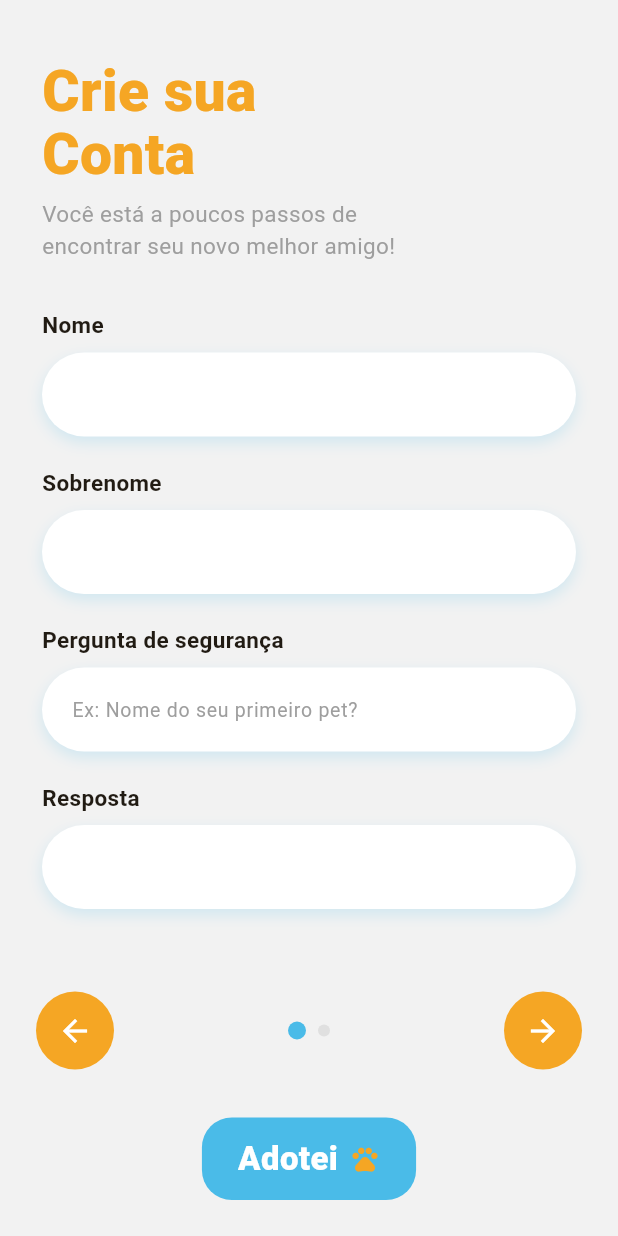
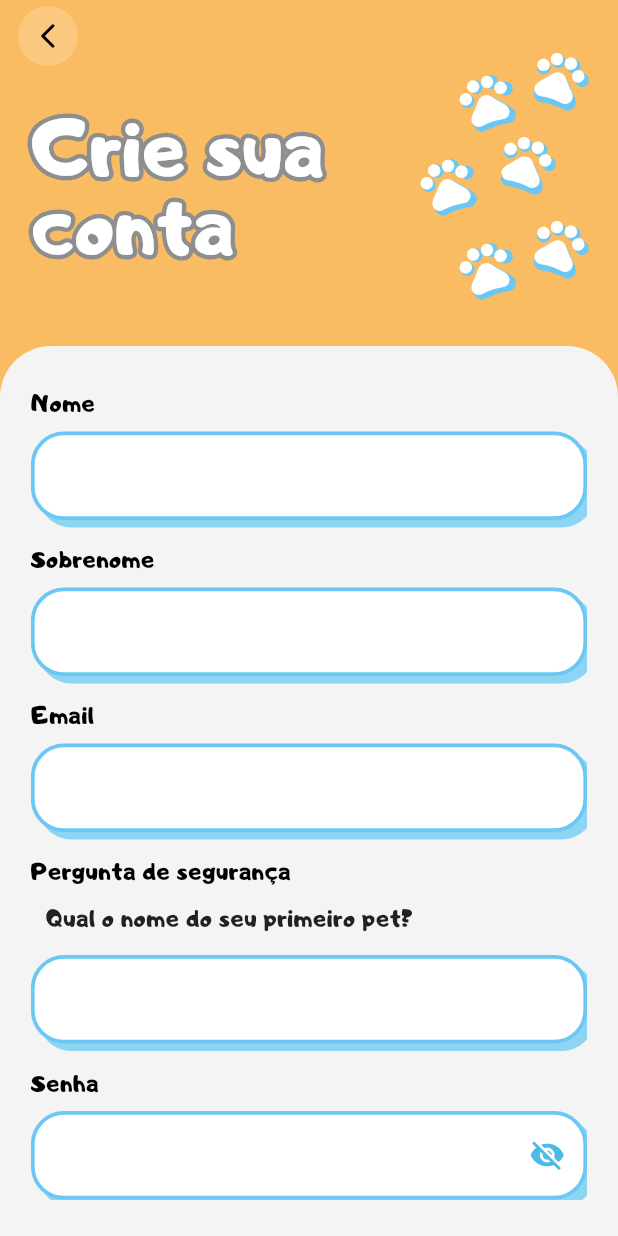
Before and after one commit to rigelsss/adoteiapp_fullstack_codex, a Flutter app: the screen it shows after launch, after a tap on "Criar conta", on a phone screen of 412 x 824 dp. Run offline on Flutter 3.47's test engine with Material 3 defaults, Android fonts, the phone set to English and light mode, and no system bars; our stand-ins replace go_router, shared_preferences; accounts and stored records are empty.

Commit message:
fix: ajuste no design da tela de cadastro

```diff
--- a/frontend/adotei_app/lib/screens/register_screen.dart
+++ b/frontend/adotei_app/lib/screens/register_screen.dart
@@ -1,6 +1,7 @@
 import 'package:flutter/material.dart';
 import 'package:go_router/go_router.dart';
 import 'package:provider/provider.dart';
+
 import '../core/constants.dart';
 import '../providers/auth_provider.dart';
 
@@ -12,16 +13,11 @@ class RegisterScreen extends StatefulWidget {
 }
 
 class _RegisterScreenState extends State<RegisterScreen> {
-  final _pageCtrl = PageController();
-  int _page = 0;
+  static const _perguntaSeguranca = 'Qual o nome do seu primeiro pet?';
 
-  // Step 1
   final _nomeCtrl = TextEditingController();
   final _sobrenomeCtrl = TextEditingController();
-  final _perguntaCtrl = TextEditingController();
   final _respostaCtrl = TextEditingController();
-
-  // Step 2
   final _emailCtrl = TextEditingController();
   final _senhaCtrl = TextEditingController();
   final _confirmarCtrl = TextEditingController();
@@ -32,10 +28,8 @@ class _RegisterScreenState extends State<RegisterScreen> {
 
   @override
   void dispose() {
-    _pageCtrl.dispose();
     _nomeCtrl.dispose();
     _sobrenomeCtrl.dispose();
-    _perguntaCtrl.dispose();
     _respostaCtrl.dispose();
     _emailCtrl.dispose();
     _senhaCtrl.dispose();
@@ -43,29 +37,22 @@ class _RegisterScreenState extends State<RegisterScreen> {
     super.dispose();
   }
 
-  void _irParaStep2() {
+  Future<void> _cadastrar() async {
     if (_nomeCtrl.text.trim().isEmpty ||
         _sobrenomeCtrl.text.trim().isEmpty ||
-        _perguntaCtrl.text.trim().isEmpty ||
-        _respostaCtrl.text.trim().isEmpty) {
-      _showError('Preencha todos os campos');
-      return;
-    }
-    _pageCtrl.nextPage(duration: const Duration(milliseconds: 300), curve: Curves.easeInOut);
-    setState(() => _page = 1);
-  }
-
-  Future<void> _cadastrar() async {
-    if (_emailCtrl.text.trim().isEmpty ||
+        _respostaCtrl.text.trim().isEmpty ||
+        _emailCtrl.text.trim().isEmpty ||
         _senhaCtrl.text.isEmpty ||
         _confirmarCtrl.text.isEmpty) {
       _showError('Preencha todos os campos');
       return;
     }
+
     if (_senhaCtrl.text != _confirmarCtrl.text) {
       _showError('As senhas não coincidem');
       return;
     }
+
     setState(() => _loading = true);
     try {
       await context.read<AuthProvider>().register(
@@ -73,7 +60,7 @@ class _RegisterScreenState extends State<RegisterScreen> {
             sobrenome: _sobrenomeCtrl.text.trim(),
             email: _emailCtrl.text.trim(),
             senha: _senhaCtrl.text,
-            perguntaSeguranca: _perguntaCtrl.text.trim(),
+            perguntaSeguranca: _perguntaSeguranca,
             respostaSeguranca: _respostaCtrl.text.trim(),
           );
       if (mounted) context.go('/home');
@@ -90,171 +77,218 @@ class _RegisterScreenState extends State<RegisterScreen> {
     );
   }
 
+  void _voltarParaLogin() {
+    context.go('/login');
+  }
+
   @override
   Widget build(BuildContext context) {
     return PopScope(
-      canPop: _page == 0,
+      canPop: false,
       onPopInvokedWithResult: (didPop, _) {
-        if (!didPop && _page == 1) {
-          _pageCtrl.previousPage(
-            duration: const Duration(milliseconds: 300),
-            curve: Curves.easeInOut,
-          );
-          setState(() => _page = 0);
-        }
+        if (!didPop) _voltarParaLogin();
       },
       child: Scaffold(
-      backgroundColor: AppColors.background,
-      body: SafeArea(
-        child: Column(
+        backgroundColor: const Color(0xFFF9BC62),
+        body: LayoutBuilder(
+          builder: (context, constraints) {
+            final width = constraints.maxWidth;
+            final height = constraints.maxHeight;
+            final topInset = MediaQuery.of(context).padding.top;
+
+            return Stack(
               children: [
-            // Conteúdo em páginas
-            Expanded(
-              child: PageView(
-                controller: _pageCtrl,
-                physics: const NeverScrollableScrollPhysics(),
-                children: [_buildStep1(), _buildStep2()],
+                Positioned(
+                  top: 0,
+                  left: 0,
+                  right: 0,
+                  child: _RegisterTopBar(
+                    topInset: topInset,
+                    onBack: _voltarParaLogin,
                   ),
                 ),
-            // Navegação
-            Padding(
-              padding: const EdgeInsets.fromLTRB(24, 0, 24, 32),
-              child: Row(
-                mainAxisAlignment: MainAxisAlignment.spaceBetween,
+                Positioned(
+                  top: topInset + 36,
+                  left: width * 0.05,
+                  right: width * 0.05,
+                  child: const _RegisterHero(),
+                ),
+                Positioned(
+                  left: 0,
+                  right: 0,
+                  bottom: 0,
+                  child: Container(
+                    height: height * 0.72,
+                    padding: EdgeInsets.fromLTRB(
+                      width * 0.05,
+                      26,
+                      width * 0.05,
+                      24,
+                    ),
+                    decoration: const BoxDecoration(
+                      color: Color(0xFFF4F4F4),
+                      borderRadius: BorderRadius.vertical(top: Radius.circular(34)),
+                    ),
+                    child: SingleChildScrollView(
+                      child: Column(
+                        crossAxisAlignment: CrossAxisAlignment.start,
                         children: [
-                  _NavButton(
-                    icon: Icons.arrow_back,
-                    onTap: _page == 0
-                        ? () => context.go('/login')
-                        : () {
-                            _pageCtrl.previousPage(
-                                duration: const Duration(milliseconds: 300),
-                                curve: Curves.easeInOut);
-                            setState(() => _page = 0);
+                          const _FieldLabel('Nome'),
+                          const SizedBox(height: 8),
+                          _InputField(controller: _nomeCtrl),
+                          const SizedBox(height: 14),
+                          const _FieldLabel('Sobrenome'),
+                          const SizedBox(height: 8),
+                          _InputField(controller: _sobrenomeCtrl),
+                          const SizedBox(height: 14),
+                          const _FieldLabel('Email'),
+                          const SizedBox(height: 8),
+                          _InputField(
+                            controller: _emailCtrl,
+                            keyboardType: TextInputType.emailAddress,
+                          ),
+                          const SizedBox(height: 14),
+                          const _FieldLabel('Pergunta de segurança'),
+                          const SizedBox(height: 8),
+                          const Padding(
+                            padding: EdgeInsets.only(left: 10),
+                            child: Text(
+                              _perguntaSeguranca,
+                              style: TextStyle(
+                                fontFamily: 'AdigianaUI',
+                                fontSize: 16,
+                                color: Colors.black87,
+                              ),
+                            ),
+                          ),
+                          const SizedBox(height: 14),
+                          _InputField(controller: _respostaCtrl),
+                          const SizedBox(height: 14),
+                          const _FieldLabel('Senha'),
+                          const SizedBox(height: 8),
+                          _InputField(
+                            controller: _senhaCtrl,
+                            obscureText: _obscureSenha,
+                            suffixIcon: IconButton(
+                              icon: Icon(
+                                _obscureSenha ? Icons.visibility_off : Icons.visibility,
+                                color: AppColors.blue,
+                              ),
+                              onPressed: () {
+                                setState(() => _obscureSenha = !_obscureSenha);
                               },
                             ),
-                  // Dots
-                  Row(
-                    children: List.generate(2, (i) => _Dot(active: _page == i)),
                           ),
-                  _page == 0
-                      ? _NavButton(icon: Icons.arrow_forward, onTap: _irParaStep2)
-                      : _NavButton(
-                          icon: _loading ? null : Icons.check,
-                          onTap: _loading ? () {} : _cadastrar,
+                          const SizedBox(height: 14),
+                          const _FieldLabel('Confirmar senha'),
+                          const SizedBox(height: 8),
+                          _InputField(
+                            controller: _confirmarCtrl,
+                            obscureText: _obscureConfirmar,
+                            suffixIcon: IconButton(
+                              icon: Icon(
+                                _obscureConfirmar ? Icons.visibility_off : Icons.visibility,
+                                color: AppColors.blue,
+                              ),
+                              onPressed: () {
+                                setState(() => _obscureConfirmar = !_obscureConfirmar);
+                              },
+                            ),
+                          ),
+                          const SizedBox(height: 22),
+                          _PrimaryActionButton(
+                            label: 'Criar conta',
+                            onPressed: _loading ? null : _cadastrar,
                             loading: _loading,
                           ),
-                ],
-              ),
-            ),
-            // Logo rodapé
-            Padding(
-              padding: const EdgeInsets.only(bottom: 24),
-              child: Container(
-                padding: const EdgeInsets.symmetric(horizontal: 24, vertical: 12),
-                decoration: BoxDecoration(
-                  color: AppColors.blue,
-                  borderRadius: BorderRadius.circular(20),
-                ),
-                child: Row(
-                  mainAxisSize: MainAxisSize.min,
-                  children: const [
-                    Text('Adotei',
-                        style: TextStyle(
-                            color: Colors.white,
-                            fontWeight: FontWeight.w900,
-                            fontSize: 22)),
-                    SizedBox(width: 8),
-                    Icon(Icons.pets, color: AppColors.orange, size: 20),
+                          const SizedBox(height: 14),
                         ],
                       ),
                     ),
                   ),
+                ),
               ],
+            );
+          },
         ),
-      ),
-    ),   // Scaffold
-    );   // PopScope
-  }
-
-  Widget _buildStep1() {
-    return SingleChildScrollView(
-      padding: const EdgeInsets.fromLTRB(28, 40, 28, 24),
-      child: Column(
-        crossAxisAlignment: CrossAxisAlignment.start,
-        children: [
-          const Text(
-            'Crie sua\nConta',
-            style: TextStyle(
-              fontSize: 38,
-              fontWeight: FontWeight.w900,
-              color: AppColors.orange,
-              height: 1.1,
-            ),
-          ),
-          const SizedBox(height: 8),
-          const Text(
-            'Você está a poucos passos de\nencontrar seu novo melhor amigo!',
-            style: TextStyle(color: Colors.grey, fontSize: 15),
-          ),
-          const SizedBox(height: 32),
-          _Label('Nome'),
-          _Field(controller: _nomeCtrl),
-          const SizedBox(height: 20),
-          _Label('Sobrenome'),
-          _Field(controller: _sobrenomeCtrl),
-          const SizedBox(height: 20),
-          _Label('Pergunta de segurança'),
-          _Field(
-            controller: _perguntaCtrl,
-            hint: 'Ex: Nome do seu primeiro pet?',
-          ),
-          const SizedBox(height: 20),
-          _Label('Resposta'),
-          _Field(controller: _respostaCtrl),
-        ],
       ),
     );
   }
+}
 
-  Widget _buildStep2() {
-    return SingleChildScrollView(
-      padding: const EdgeInsets.fromLTRB(28, 40, 28, 24),
-      child: Column(
-        crossAxisAlignment: CrossAxisAlignment.start,
-        children: [
-          const Text(
-            'Crie sua\nConta',
-            style: TextStyle(
-              fontSize: 38,
-              fontWeight: FontWeight.w900,
-              color: AppColors.orange,
-              height: 1.1,
+class _RegisterTopBar extends StatelessWidget {
+  final double topInset;
+  final VoidCallback onBack;
+
+  const _RegisterTopBar({
+    required this.topInset,
+    required this.onBack,
+  });
+
+  @override
+  Widget build(BuildContext context) {
+    return Padding(
+      padding: EdgeInsets.fromLTRB(12, topInset + 4, 12, 0),
+      child: Align(
+        alignment: Alignment.centerLeft,
+        child: Material(
+          color: Colors.transparent,
+          child: InkWell(
+            onTap: onBack,
+            borderRadius: BorderRadius.circular(999),
+            child: Container(
+              width: 40,
+              height: 40,
+              decoration: BoxDecoration(
+                color: Colors.white.withValues(alpha: 0.18),
+                borderRadius: BorderRadius.circular(999),
+              ),
+              child: const Icon(
+                Icons.arrow_back_ios_new_rounded,
+                color: Colors.black,
+                size: 20,
               ),
             ),
-          const SizedBox(height: 32),
-          _Label('Email'),
-          _Field(controller: _emailCtrl, keyboardType: TextInputType.emailAddress),
-          const SizedBox(height: 20),
-          _Label('Senha'),
-          _Field(
-            controller: _senhaCtrl,
-            obscureText: _obscureSenha,
-            suffixIcon: IconButton(
-              icon: Icon(_obscureSenha ? Icons.visibility_off : Icons.visibility,
-                  color: AppColors.blue),
-              onPressed: () => setState(() => _obscureSenha = !_obscureSenha),
           ),
         ),
-          const SizedBox(height: 20),
-          _Label('Confirmar senha'),
-          _Field(
-            controller: _confirmarCtrl,
-            obscureText: _obscureConfirmar,
-            suffixIcon: IconButton(
-              icon: Icon(_obscureConfirmar ? Icons.visibility_off : Icons.visibility,
-                  color: AppColors.blue),
-              onPressed: () => setState(() => _obscureConfirmar = !_obscureConfirmar),
+      ),
+    );
+  }
+}
+
+class _RegisterHero extends StatelessWidget {
+  const _RegisterHero();
+
+  @override
+  Widget build(BuildContext context) {
+    return SizedBox(
+      height: 210,
+      child: Stack(
+        clipBehavior: Clip.none,
+        children: [
+          const Align(
+            alignment: Alignment.topLeft,
+            child: Padding(
+              padding: EdgeInsets.only(top: 36),
+              child: _OutlinedHeading(text: 'Crie sua\nconta'),
+            ),
+          ),
+          Positioned(
+            top: -4,
+            right: -4,
+            child: SizedBox(
+              width: 190,
+              height: 210,
+              child: Stack(
+                children: const [
+                  _PawPrint(top: 0, right: 0, size: 43, angle: 0.32),
+                  _PawPrint(top: 14, right: 48, size: 43, angle: -0.32),
+                  _PawPrint(top: 56, right: 22, size: 43, angle: 0.32),
+                  _PawPrint(top: 70, right: 74, size: 43, angle: -0.32),
+                  _PawPrint(top: 112, right: 0, size: 43, angle: 0.32),
+                  _PawPrint(top: 126, right: 48, size: 43, angle: -0.32),
+                ],
+              ),
             ),
           ),
         ],
@@ -263,32 +297,68 @@ class _RegisterScreenState extends State<RegisterScreen> {
   }
 }
 
-// ── Widgets locais ──────────────────────────────────────────────────────────
+class _OutlinedHeading extends StatelessWidget {
+  final String text;
 
-class _Label extends StatelessWidget {
-  final String text;
-  const _Label(this.text);
+  const _OutlinedHeading({required this.text});
 
   @override
-  Widget build(BuildContext context) => Padding(
-        padding: const EdgeInsets.only(bottom: 8),
-        child: Text(text, style: const TextStyle(fontWeight: FontWeight.bold, fontSize: 15)),
+  Widget build(BuildContext context) {
+    const style = TextStyle(
+      fontFamily: 'AdigianaUI',
+      fontSize: 52,
+      fontWeight: FontWeight.w400,
+      height: 1.0,
+      color: Colors.white,
+    );
+
+    return Stack(
+      children: [
+        Text(
+          text,
+          style: style.copyWith(
+            foreground: Paint()
+              ..style = PaintingStyle.stroke
+              ..strokeWidth = 6
+              ..color = const Color(0xFF8E8E8E),
+          ),
+        ),
+        Text(text, style: style),
+      ],
     );
   }
+}
 
-class _Field extends StatelessWidget {
+class _FieldLabel extends StatelessWidget {
+  final String text;
+
+  const _FieldLabel(this.text);
+
+  @override
+  Widget build(BuildContext context) {
+    return Text(
+      text,
+      style: const TextStyle(
+        fontFamily: 'AdigianaUI',
+        fontSize: 16,
+        fontWeight: FontWeight.normal,
+        color: Colors.black,
+      ),
+    );
+  }
+}
+
+class _InputField extends StatelessWidget {
   final TextEditingController controller;
   final bool obscureText;
   final TextInputType? keyboardType;
   final Widget? suffixIcon;
-  final String? hint;
 
-  const _Field({
+  const _InputField({
     required this.controller,
     this.obscureText = false,
     this.keyboardType,
     this.suffixIcon,
-    this.hint,
   });
 
   @override
@@ -296,12 +366,13 @@ class _Field extends StatelessWidget {
     return Container(
       decoration: BoxDecoration(
         color: Colors.white,
-        borderRadius: BorderRadius.circular(30),
-        boxShadow: [
+        borderRadius: BorderRadius.circular(22),
+        border: Border.all(color: const Color(0xFF6BC7F4), width: 2.5),
+        boxShadow: const [
           BoxShadow(
-            color: AppColors.blue.withValues(alpha: 0.2),
-            blurRadius: 8,
-            offset: const Offset(0, 4),
+            color: Color(0xFF8ED5F4),
+            offset: Offset(5, 5),
+            blurRadius: 0,
           ),
         ],
       ),
@@ -309,11 +380,13 @@ class _Field extends StatelessWidget {
         controller: controller,
         obscureText: obscureText,
         keyboardType: keyboardType,
+        style: const TextStyle(
+          fontFamily: 'AdigianaUI',
+          fontSize: 16,
+        ),
         decoration: InputDecoration(
           border: InputBorder.none,
-          hintText: hint,
-          hintStyle: const TextStyle(color: Colors.grey, fontSize: 13),
-          contentPadding: const EdgeInsets.symmetric(horizontal: 20, vertical: 16),
+          contentPadding: const EdgeInsets.symmetric(horizontal: 20, vertical: 15),
           suffixIcon: suffixIcon,
         ),
       ),
@@ -321,45 +394,99 @@ class _Field extends StatelessWidget {
   }
 }
 
-class _NavButton extends StatelessWidget {
-  final IconData? icon;
-  final VoidCallback onTap;
+class _PrimaryActionButton extends StatelessWidget {
+  final String label;
+  final VoidCallback? onPressed;
   final bool loading;
 
-  const _NavButton({required this.icon, required this.onTap, this.loading = false});
+  const _PrimaryActionButton({
+    required this.label,
+    required this.onPressed,
+    this.loading = false,
+  });
 
   @override
   Widget build(BuildContext context) {
-    return GestureDetector(
-      onTap: onTap,
-      child: Container(
-        width: 52,
-        height: 52,
-        decoration: const BoxDecoration(color: AppColors.orange, shape: BoxShape.circle),
+    return Container(
+      decoration: BoxDecoration(
+        borderRadius: BorderRadius.circular(22),
+        boxShadow: const [
+          BoxShadow(
+            color: Color(0xFF7CC6EA),
+            offset: Offset(5, 5),
+            blurRadius: 0,
+          ),
+        ],
+      ),
+      child: ElevatedButton(
+        onPressed: onPressed,
+        style: ElevatedButton.styleFrom(
+          backgroundColor: const Color(0xFFF9BC62),
+          foregroundColor: Colors.white,
+          disabledBackgroundColor: const Color(0xFFF9BC62),
+          disabledForegroundColor: Colors.white,
+          elevation: 0,
+          minimumSize: const Size(double.infinity, 56),
+          shape: RoundedRectangleBorder(
+            borderRadius: BorderRadius.circular(22),
+          ),
+        ),
         child: loading
-            ? const Padding(
-                padding: EdgeInsets.all(14),
-                child: CircularProgressIndicator(color: Colors.white, strokeWidth: 2),
+            ? const SizedBox(
+                width: 22,
+                height: 22,
+                child: CircularProgressIndicator(
+                  color: Colors.white,
+                  strokeWidth: 2,
+                ),
               )
-            : Icon(icon, color: Colors.white),
+            : Text(
+                label,
+                style: const TextStyle(
+                  fontFamily: 'AdigianaUI',
+                  fontSize: 18,
+                  fontWeight: FontWeight.w800,
+                ),
+              ),
       ),
     );
   }
 }
 
-class _Dot extends StatelessWidget {
-  final bool active;
-  const _Dot({required this.active});
+class _PawPrint extends StatelessWidget {
+  final double top;
+  final double right;
+  final double size;
+  final double angle;
+
+  const _PawPrint({
+    required this.top,
+    required this.right,
+    required this.size,
+    required this.angle,
+  });
 
   @override
   Widget build(BuildContext context) {
-    return Container(
-      margin: const EdgeInsets.symmetric(horizontal: 4),
-      width: active ? 12 : 8,
-      height: active ? 12 : 8,
-      decoration: BoxDecoration(
-        color: active ? AppColors.blue : Colors.grey.shade300,
-        shape: BoxShape.circle,
+    return Positioned(
+      top: top,
+      right: right,
+      child: Transform.rotate(
+        angle: angle,
+        child: Stack(
+          children: [
+            Icon(
+              Icons.pets,
+              size: size,
+              color: const Color(0xFF6BC7F4),
+            ),
+            Icon(
+              Icons.pets,
+              size: size - 4,
+              color: Colors.white,
+            ),
+          ],
+        ),
       ),
     );
   }
```
Lines whose indentation alone changed are shown as unchanged.
